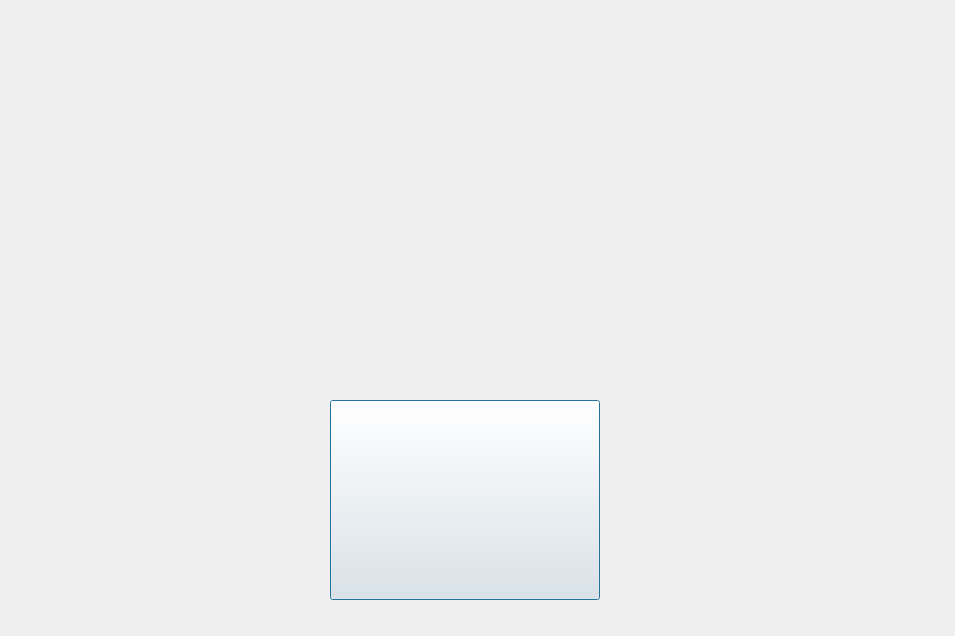
The window that startscreen.ui (PPrzemko/PG2-DungeonCrawler) describes before a commit, drawn with Qt 5.
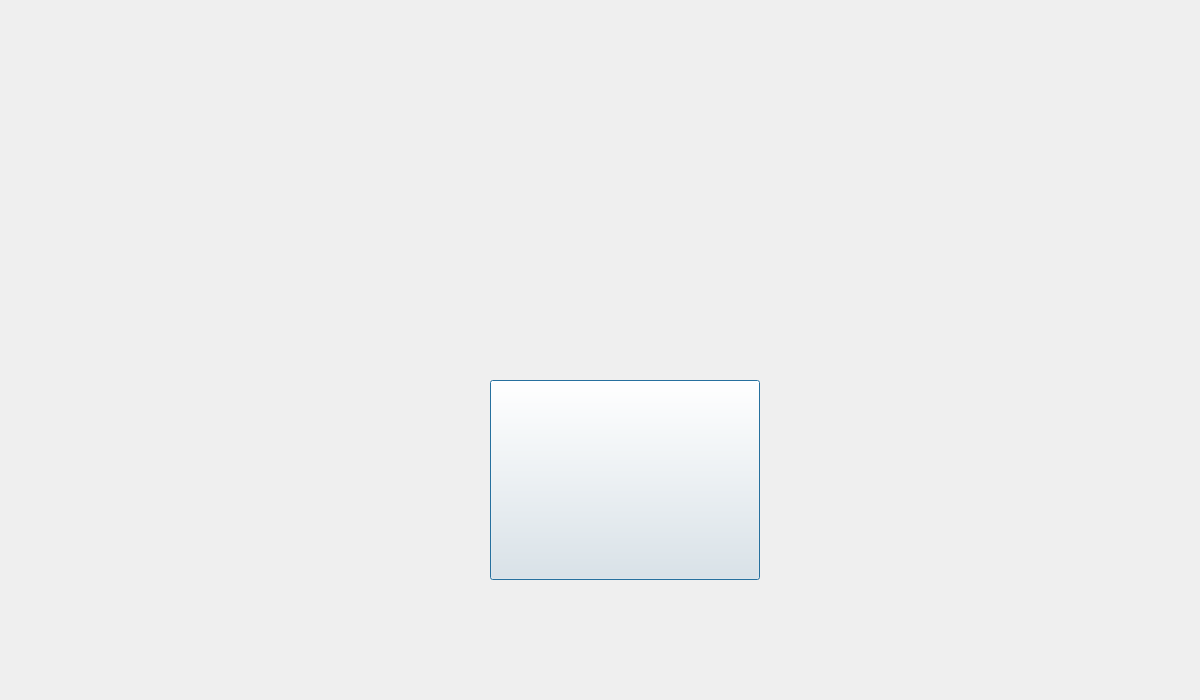
The same window after the commit.

Diff of the .ui file:
```diff
--- a/startscreen.ui
+++ b/startscreen.ui
@@ -6,8 +6,8 @@
    <rect>
     <x>0</x>
     <y>0</y>
-    <width>955</width>
-    <height>636</height>
+    <width>1200</width>
+    <height>700</height>
    </rect>
   </property>
   <property name="windowTitle">
@@ -16,8 +16,8 @@
   <widget class="QPushButton" name="ButtonStartGame">
    <property name="geometry">
     <rect>
-     <x>330</x>
-     <y>400</y>
+     <x>490</x>
+     <y>380</y>
      <width>270</width>
      <height>200</height>
     </rect>
@@ -31,8 +31,8 @@
     <rect>
      <x>0</x>
      <y>0</y>
-     <width>951</width>
-     <height>631</height>
+     <width>1201</width>
+     <height>701</height>
     </rect>
    </property>
    <property name="text">
```
